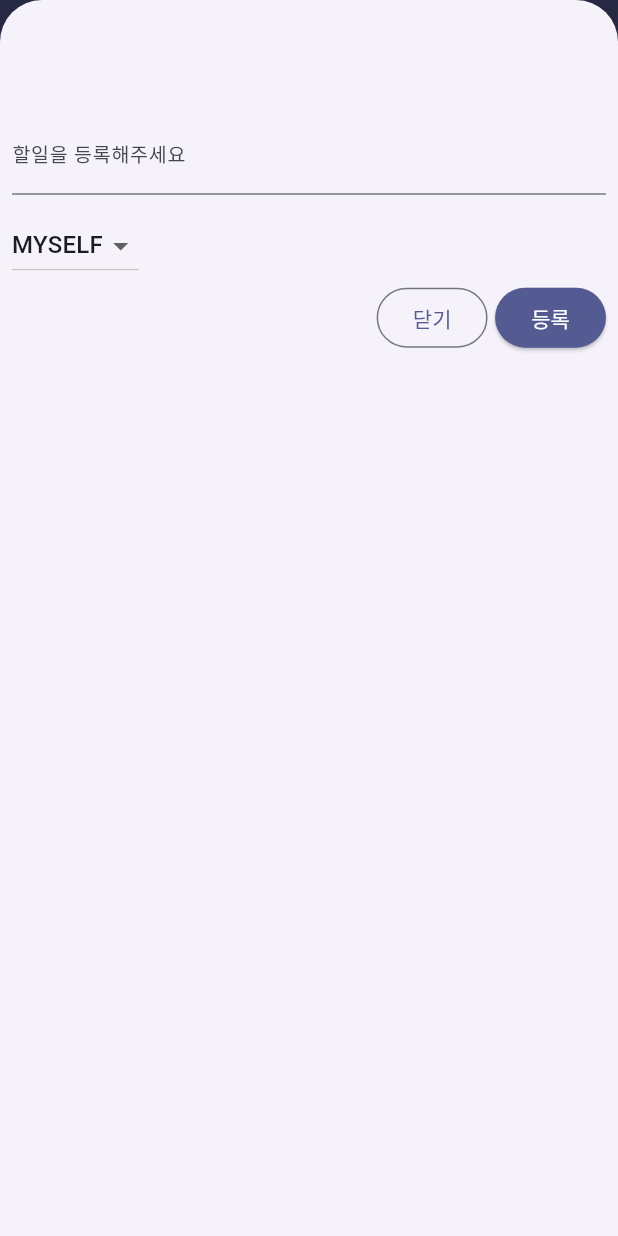
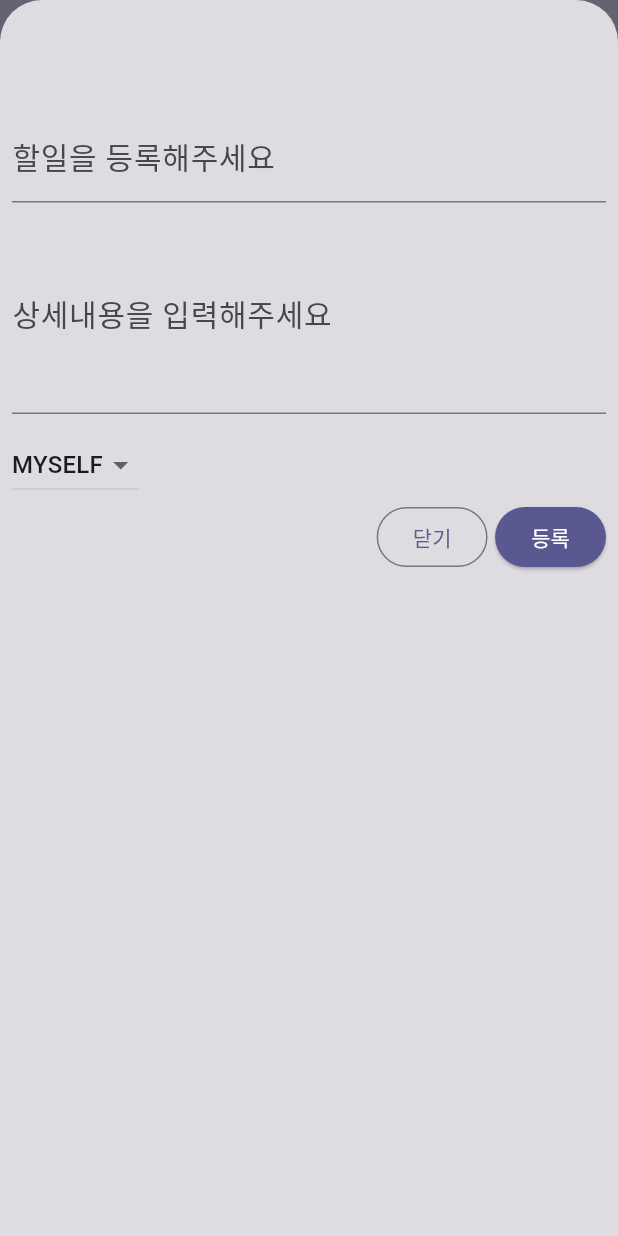
Before and after one commit to vnfma0218/todo_category, a Flutter app: the screen it shows after launch, after a tap on the "add circle" icon, on a phone screen of 412 x 824 dp. Run offline on Flutter 3.47's test engine with Material 2 defaults, Android fonts, the phone set to English and light mode, and no system bars.

Commit message:
feat: new todo에 상세내용 추가

```diff
--- a/lib/main.dart
+++ b/lib/main.dart
@@ -15,7 +15,7 @@ class MyApp extends StatelessWidget {
       title: 'Todo App',
       theme: ThemeData(
         colorScheme: ColorScheme.fromSeed(
-            seedColor: const Color.fromARGB(255, 12, 19, 79)),
+            seedColor: const Color.fromARGB(104, 82, 76, 186)),
         useMaterial3: true,
       ),
       home: const HomeScreen(),
--- a/lib/models/Todo.dart
+++ b/lib/models/Todo.dart
@@ -6,10 +6,12 @@ class Todo {
     required this.id,
     required this.text,
     required this.isDone,
+    required this.description,
   });
 
   final String id;
   final String text;
+  final String description;
   final bool isDone;
   final Category category;
 }
--- a/lib/screens/home_screen.dart
+++ b/lib/screens/home_screen.dart
@@ -27,7 +27,7 @@ class _HomeScreenState extends State<HomeScreen> with TickerProviderStateMixin {
     super.dispose();
   }
 
-  void _submitTodo(String text, Category category) {
+  void _submitTodo(String text, Category category, String description) {
     if (text.isEmpty) {
       showDialog(
           context: context,
@@ -67,6 +67,7 @@ class _HomeScreenState extends State<HomeScreen> with TickerProviderStateMixin {
         isDone: false,
         text: text,
         category: category,
+        description: description,
       );
 
       setState(() {
@@ -97,6 +98,7 @@ class _HomeScreenState extends State<HomeScreen> with TickerProviderStateMixin {
       category: _todoList[todoIdx].category,
       text: _todoList[todoIdx].text,
       id: _todoList[todoIdx].id,
+      description: _todoList[todoIdx].description,
       isDone: isDone,
     );
     setState(() {
@@ -111,6 +113,7 @@ class _HomeScreenState extends State<HomeScreen> with TickerProviderStateMixin {
         FocusManager.instance.primaryFocus?.unfocus();
       },
       child: Scaffold(
+        backgroundColor: Theme.of(context).primaryColor,
         appBar: AppBar(
           title: const Text(
             'My Todo App',
@@ -157,8 +160,18 @@ class _HomeScreenState extends State<HomeScreen> with TickerProviderStateMixin {
               TabBar(
                 controller: _tabController,
                 tabs: const <Widget>[
-                  Tab(text: 'Tasks'),
-                  Tab(text: 'Boards'),
+                  Tab(
+                    child: Text(
+                      'Tasks',
+                      style: TextStyle(color: Colors.black),
+                    ),
+                  ),
+                  Tab(
+                    child: Text(
+                      'Boards',
+                      style: TextStyle(color: Colors.black),
+                    ),
+                  ),
                 ],
               ),
               Expanded(
--- a/lib/screens/todo_list_screen.dart
+++ b/lib/screens/todo_list_screen.dart
@@ -10,7 +10,11 @@ class TodoListScreen extends StatelessWidget {
 
   @override
   Widget build(BuildContext context) {
-    return ListView.builder(
+    return Padding(
+      padding: const EdgeInsets.symmetric(
+        vertical: 10,
+      ),
+      child: ListView.builder(
           itemCount: todoList.length,
           itemBuilder: (BuildContext ctx, int index) {
             return TodoItem(
@@ -19,7 +23,9 @@ class TodoListScreen extends StatelessWidget {
               id: todoList[index].id,
               isDone: todoList[index].isDone,
               onChangeIsDone: onChangeIsDone,
+              description: todoList[index].description,
             );
-        });
+          }),
+    );
   }
 }
--- a/lib/widgets/new_todo.dart
+++ b/lib/widgets/new_todo.dart
@@ -5,23 +5,28 @@ import 'package:todo_app/models/Category.dart';
 class NewTodo extends StatefulWidget {
   const NewTodo({required this.onSubmitTodo, super.key});
 
-  final Function(String text, Category category) onSubmitTodo;
+  final Function(String text, Category category, String description)
+      onSubmitTodo;
   @override
   State<NewTodo> createState() => _NewTodoState();
 }
 
 class _NewTodoState extends State<NewTodo> {
   final todoController = TextEditingController();
+  final descController = TextEditingController();
   Category _selectedCategory = categoryData.first;
   @override
   void dispose() {
     todoController.dispose();
+    descController.dispose();
     super.dispose();
   }
 
   @override
   Widget build(BuildContext context) {
-    return Padding(
+    return Container(
+      color: Theme.of(context).copyWith().highlightColor,
+      child: Padding(
         padding: const EdgeInsets.symmetric(
           vertical: 16,
           horizontal: 8,
@@ -37,8 +42,27 @@ class _NewTodoState extends State<NewTodo> {
               decoration: const InputDecoration(
                 labelText: '할일을 등록해주세요',
                 labelStyle: TextStyle(
-                  fontSize: 13,
-                )),
+                  fontSize: 20,
+                ),
+              ),
+            ),
+            const SizedBox(
+              height: 10,
+            ),
+            TextField(
+              keyboardType: TextInputType.multiline,
+              maxLines: 4,
+              controller: descController,
+              decoration: InputDecoration(
+                labelText: '상세내용을 입력해주세요',
+                labelStyle: const TextStyle(
+                  fontSize: 20,
+                ),
+                focusedBorder: OutlineInputBorder(
+                  borderSide: BorderSide(
+                      width: 1, color: Theme.of(context).primaryColor),
+                ),
+              ),
             ),
             const SizedBox(
               height: 10,
@@ -76,8 +100,8 @@ class _NewTodoState extends State<NewTodo> {
                   width: 5,
                 ),
                 ElevatedButton(
-                onPressed: () =>
-                    widget.onSubmitTodo(todoController.text, _selectedCategory),
+                  onPressed: () => widget.onSubmitTodo(todoController.text,
+                      _selectedCategory, descController.text),
                   style: ElevatedButton.styleFrom(
                     foregroundColor: Colors.white,
                     backgroundColor: Theme.of(context).primaryColor,
@@ -88,6 +112,7 @@ class _NewTodoState extends State<NewTodo> {
             ),
           ],
         ),
+      ),
     );
   }
 }
--- a/lib/widgets/todo_item.dart
+++ b/lib/widgets/todo_item.dart
@@ -9,10 +9,12 @@ class TodoItem extends StatefulWidget {
     required this.category,
     required this.id,
     required this.isDone,
+    required this.description,
     required this.onChangeIsDone,
   });
   final String id;
   final String text;
+  final String description;
   final bool isDone;
   final Category category;
   final void Function(bool isDone, String id) onChangeIsDone;
@@ -35,6 +37,7 @@ class _TodoItemState extends State<TodoItem> {
         id: widget.id,
         isDone: widget.isDone,
         onChangeIsDone: widget.onChangeIsDone,
+        description: widget.description,
       ),
     );
   }
```
Also changed, not shown: lib/widgets/todo_item_detail.dart (+16 -11 lines). Lines whose indentation alone changed are shown as unchanged.
